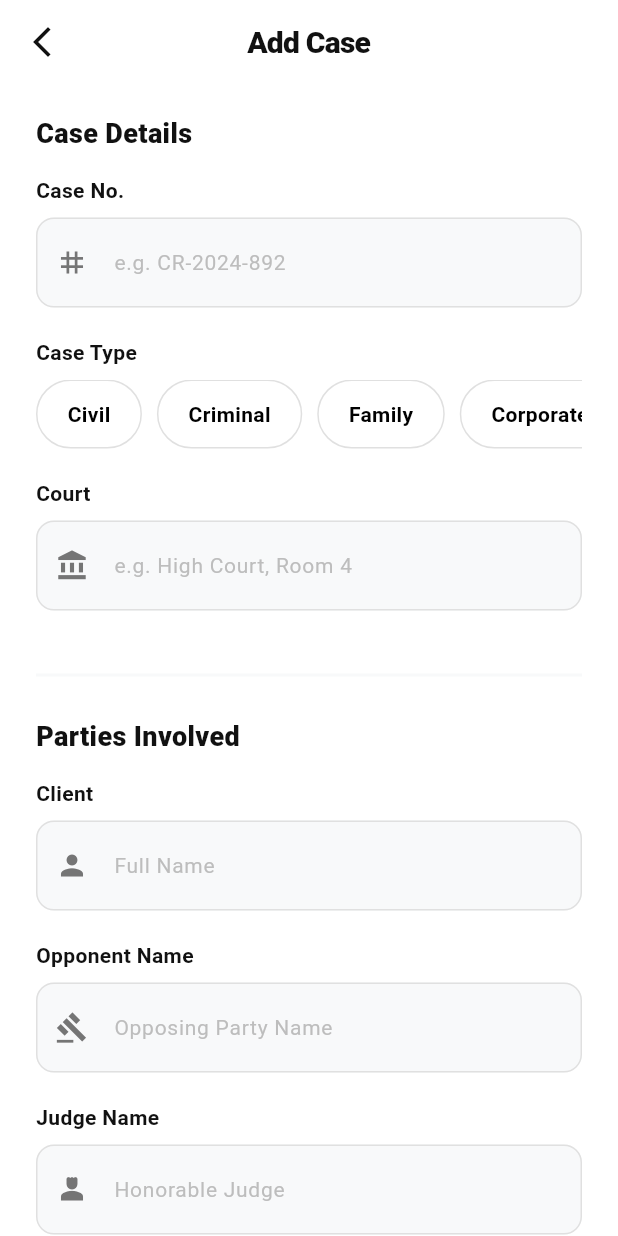
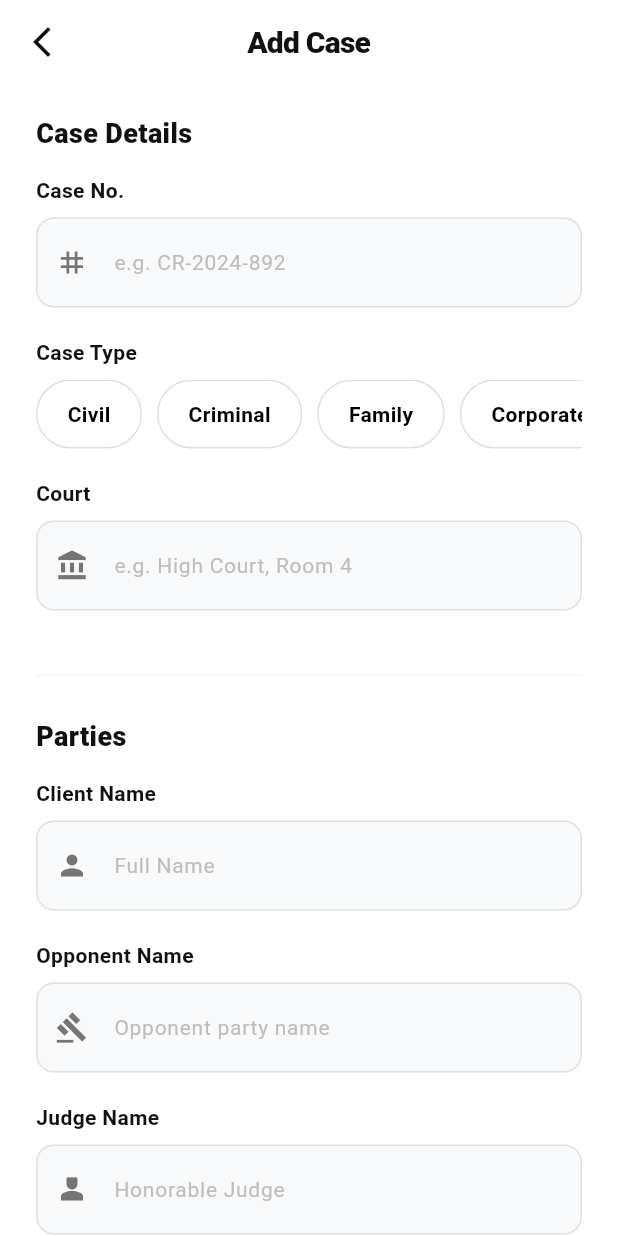
Before and after one commit to sahilmishra03/vakeel-dairy, a Flutter app: the AddCaseScreen screen opened directly, on a phone screen of 412 x 824 dp. Run offline on Flutter 3.47's test engine with Material 3 defaults, Android fonts, the phone set to English and light mode, and no system bars; our stand-ins replace hive, hive_flutter, pdf, printing, shared_preferences; accounts and stored records are empty.

```diff
--- a/lib/main.dart
+++ b/lib/main.dart
@@ -38,6 +38,11 @@ class VakeelDairyApp extends StatelessWidget {
       ],
       child: Consumer2<ThemeProvider, LocaleProvider>(
         builder: (context, themeProvider, localeProvider, child) {
+          // Update theme provider with current locale
+          WidgetsBinding.instance.addPostFrameCallback((_) {
+            themeProvider.updateLocale(localeProvider.locale);
+          });
+
           return MaterialApp(
             title: 'Vakeel Dairy',
             theme: themeProvider.currentTheme,
--- a/lib/providers/theme_provider.dart
+++ b/lib/providers/theme_provider.dart
@@ -4,12 +4,24 @@ import 'package:hive/hive.dart';
 class ThemeProvider extends ChangeNotifier {
   static const String _themeKey = 'theme_mode';
   bool _isDarkMode = false;
+  Locale _currentLocale = const Locale('en');
 
   bool get isDarkMode => _isDarkMode;
+  Locale get currentLocale => _currentLocale;
 
   ThemeProvider() {
     _loadThemeFromStorage();
   }
+
+  void updateLocale(Locale locale) {
+    _currentLocale = locale;
+    notifyListeners();
+  }
+
+  bool get isHindiLocale => _currentLocale.languageCode == 'hi';
+
+  double get _hindiFontScale => isHindiLocale ? 1.2 : 1.0;
+  double get _hindiGreyFontScale => isHindiLocale ? 1.4 : 1.0;
 
   ThemeData get currentTheme {
     return _isDarkMode ? _darkTheme : _lightTheme;
@@ -33,11 +45,36 @@ class ThemeProvider extends ChangeNotifier {
           foregroundColor: Colors.white,
         ),
       ),
-      textTheme: const TextTheme(
-        bodyLarge: TextStyle(color: Colors.black),
-        bodyMedium: TextStyle(color: Colors.black),
-        displayLarge: TextStyle(color: Colors.black),
-        displayMedium: TextStyle(color: Colors.black),
+      textTheme: TextTheme(
+        bodyLarge: TextStyle(
+          color: Colors.black,
+          fontSize: 16 * _hindiFontScale,
+        ),
+        bodyMedium: TextStyle(
+          color: Colors.black,
+          fontSize: 14 * _hindiFontScale,
+        ),
+        bodySmall: TextStyle(
+          color: Colors.grey,
+          fontSize: 12 * _hindiGreyFontScale,
+        ),
+        displayLarge: TextStyle(
+          color: Colors.black,
+          fontSize: 32 * _hindiFontScale,
+        ),
+        displayMedium: TextStyle(
+          color: Colors.black,
+          fontSize: 28 * _hindiFontScale,
+        ),
+        titleMedium: TextStyle(
+          color: Colors.grey,
+          fontSize: 14 * _hindiGreyFontScale,
+          fontWeight: FontWeight.w500,
+        ),
+        labelSmall: TextStyle(
+          color: Colors.grey,
+          fontSize: 11 * _hindiGreyFontScale,
+        ),
       ),
     );
   }
@@ -60,11 +97,36 @@ class ThemeProvider extends ChangeNotifier {
           foregroundColor: Colors.white,
         ),
       ),
-      textTheme: const TextTheme(
-        bodyLarge: TextStyle(color: Colors.white),
-        bodyMedium: TextStyle(color: Colors.white),
-        displayLarge: TextStyle(color: Colors.white),
-        displayMedium: TextStyle(color: Colors.white),
+      textTheme: TextTheme(
+        bodyLarge: TextStyle(
+          color: Colors.white,
+          fontSize: 16 * _hindiFontScale,
+        ),
+        bodyMedium: TextStyle(
+          color: Colors.white,
+          fontSize: 14 * _hindiFontScale,
+        ),
+        bodySmall: TextStyle(
+          color: Colors.grey[400],
+          fontSize: 12 * _hindiGreyFontScale,
+        ),
+        displayLarge: TextStyle(
+          color: Colors.white,
+          fontSize: 32 * _hindiFontScale,
+        ),
+        displayMedium: TextStyle(
+          color: Colors.white,
+          fontSize: 28 * _hindiFontScale,
+        ),
+        titleMedium: TextStyle(
+          color: Colors.grey[400],
+          fontSize: 14 * _hindiGreyFontScale,
+          fontWeight: FontWeight.w500,
+        ),
+        labelSmall: TextStyle(
+          color: Colors.grey[400],
+          fontSize: 11 * _hindiGreyFontScale,
+        ),
       ),
     );
   }
--- a/lib/screens/add_case_screen.dart
+++ b/lib/screens/add_case_screen.dart
@@ -40,7 +40,6 @@ class _AddCaseScreenState extends State<AddCaseScreen> {
     'Corporate',
     'Appellate',
   ];
-  final List<String> _statusOptions = ['Active', 'Closed'];
 
   // Modern UI Colors
   static const Color kPrimaryBlack = Color(0xFF111111);
@@ -151,30 +150,30 @@ class _AddCaseScreenState extends State<AddCaseScreen> {
                 const SizedBox(height: 20),
 
                 // --- 2. PARTIES ---
-                _buildSectionTitle("Parties Involved"),
+                _buildSectionTitle(l10n.parties),
 
                 _buildModernTextField(
-                  label: l10n.client,
+                  label: l10n.clientName,
                   controller: _clientNameController,
-                  hint: "Full Name",
+                  hint: l10n.fullName,
                   icon: Icons.person,
                 ),
 
                 const SizedBox(height: 20),
 
                 _buildModernTextField(
-                  label: "Opponent Name",
+                  label: l10n.opponentName,
                   controller: _opponentNameController,
-                  hint: "Opposing Party Name",
+                  hint: l10n.opponentPartyName,
                   icon: Icons.gavel, // Different icon to distinguish
                 ),
 
                 const SizedBox(height: 20),
 
                 _buildModernTextField(
-                  label: "Judge Name",
+                  label: l10n.judgeName,
                   controller: _judgeNameController,
-                  hint: "Honorable Judge",
+                  hint: l10n.honorableJudge,
                   icon: Icons.person_4,
                 ),
 
@@ -183,13 +182,13 @@ class _AddCaseScreenState extends State<AddCaseScreen> {
                 const SizedBox(height: 20),
 
                 // --- 3. TIMELINE ---
-                _buildSectionTitle("Timeline"),
+                _buildSectionTitle(l10n.timeline),
 
                 Row(
                   children: [
                     Expanded(
                       child: _buildDateField(
-                        label: "Previous Hearing",
+                        label: l10n.previousHearing,
                         date: _previousHearingDate,
                         onTap: () => _selectDate(context, "previous"),
                         isPast: true,
@@ -211,7 +210,7 @@ class _AddCaseScreenState extends State<AddCaseScreen> {
 
                 // --- 4. STATUS ---
                 Text(
-                  l10n.status.toUpperCase(),
+                  l10n.caseStatus,
                   style: TextStyle(
                     fontSize: 13,
                     fontWeight: FontWeight.bold,
@@ -230,46 +229,11 @@ class _AddCaseScreenState extends State<AddCaseScreen> {
                     border: Border.all(color: kBorderGrey),
                   ),
                   child: Row(
-                    children: _statusOptions.map((status) {
-                      final isSelected = _selectedStatus == status;
-                      return Expanded(
-                        child: GestureDetector(
-                          onTap: () => setState(() => _selectedStatus = status),
-                          child: AnimatedContainer(
-                            duration: const Duration(milliseconds: 200),
-                            padding: const EdgeInsets.symmetric(vertical: 12),
-                            decoration: BoxDecoration(
-                              color: isSelected
-                                  ? kPrimaryBlack
-                                  : Colors.transparent,
-                              borderRadius: BorderRadius.circular(8),
-                              boxShadow: isSelected
-                                  ? [
-                                      BoxShadow(
-                                        color: Colors.black.withValues(
-                                          alpha: 0.1,
-                                        ),
-                                        blurRadius: 4,
-                                        offset: const Offset(0, 2),
-                                      ),
-                                    ]
-                                  : [],
-                            ),
-                            alignment: Alignment.center,
-                            child: Text(
-                              status,
-                              style: TextStyle(
-                                color: isSelected
-                                    ? Colors.white
-                                    : Colors.black54,
-                                fontWeight: FontWeight.bold,
-                                fontSize: 14,
-                              ),
-                            ),
-                          ),
-                        ),
-                      );
-                    }).toList(),
+                    children: [
+                      Expanded(child: _buildStatusButton(l10n.active, l10n)),
+                      const SizedBox(width: 5),
+                      Expanded(child: _buildStatusButton(l10n.closed, l10n)),
+                    ],
                   ),
                 ),
 
@@ -388,12 +352,13 @@ class _AddCaseScreenState extends State<AddCaseScreen> {
   }
 
   Widget _buildCaseTypeSelector() {
+    final l10n = AppLocalizations.of(context)!;
     return Column(
       crossAxisAlignment: CrossAxisAlignment.start,
       children: [
-        const Text(
-          "Case Type",
-          style: TextStyle(
+        Text(
+          l10n.caseType,
+          style: const TextStyle(
             fontSize: 14,
             fontWeight: FontWeight.w600,
             color: kPrimaryBlack,
@@ -405,6 +370,7 @@ class _AddCaseScreenState extends State<AddCaseScreen> {
           child: Row(
             children: _caseTypes.map((type) {
               final isSelected = _selectedCaseType == type;
+              final localizedType = _getLocalizedCaseType(type);
               return GestureDetector(
                 onTap: () => setState(() => _selectedCaseType = type),
                 child: AnimatedContainer(
@@ -431,7 +397,7 @@ class _AddCaseScreenState extends State<AddCaseScreen> {
                         : [],
                   ),
                   child: Text(
-                    type,
+                    localizedType,
                     style: TextStyle(
                       color: isSelected ? Colors.white : Colors.black,
                       fontWeight: FontWeight.w600,
@@ -447,12 +413,70 @@ class _AddCaseScreenState extends State<AddCaseScreen> {
     );
   }
 
+  String _getLocalizedCaseType(String type) {
+    final l10n = AppLocalizations.of(context)!;
+    switch (type.toLowerCase()) {
+      case 'civil':
+        return l10n.civil;
+      case 'criminal':
+        return l10n.criminal;
+      case 'family':
+        return l10n.family;
+      case 'corporate':
+        return l10n.corporate;
+      case 'appellate':
+        return l10n.appellate;
+      default:
+        return type;
+    }
+  }
+
+  Widget _buildStatusButton(String status, AppLocalizations l10n) {
+    // Convert localized status back to English for comparison
+    final englishStatus = status == l10n.active
+        ? 'Active'
+        : status == l10n.closed
+        ? 'Closed'
+        : status;
+    final isSelected = _selectedStatus == englishStatus;
+    return GestureDetector(
+      onTap: () => setState(() => _selectedStatus = englishStatus),
+      child: AnimatedContainer(
+        duration: const Duration(milliseconds: 200),
+        padding: const EdgeInsets.symmetric(vertical: 16),
+        decoration: BoxDecoration(
+          color: isSelected ? kPrimaryBlack : Colors.transparent,
+          borderRadius: BorderRadius.circular(8),
+          boxShadow: isSelected
+              ? [
+                  BoxShadow(
+                    color: Colors.black.withValues(alpha: 0.1),
+                    blurRadius: 4,
+                    offset: const Offset(0, 2),
+                  ),
+                ]
+              : [],
+        ),
+        alignment: Alignment.center,
+        child: Text(
+          status,
+          style: TextStyle(
+            color: isSelected ? Colors.white : Colors.black54,
+            fontWeight: FontWeight.bold,
+            fontSize: 16,
+          ),
+        ),
+      ),
+    );
+  }
+
   Widget _buildDateField({
     required String label,
     required DateTime? date,
     required VoidCallback onTap,
     required bool isPast,
   }) {
+    final l10n = AppLocalizations.of(context)!;
     return Column(
       crossAxisAlignment: CrossAxisAlignment.start,
       children: [
@@ -487,7 +511,7 @@ class _AddCaseScreenState extends State<AddCaseScreen> {
                   child: Text(
                     date != null
                         ? "${date.day}/${date.month}/${date.year}"
-                        : "Select Date",
+                        : l10n.selectDate,
                     style: TextStyle(
                       fontSize: 15,
                       fontWeight: FontWeight.w600,
--- a/pubspec.yaml
+++ b/pubspec.yaml
@@ -36,6 +36,7 @@ flutter:
   # Generate localization files
   generate: true
 
+
 flutter_launcher_icons:
   android: "launcher_icon"
   ios: true
```
Also changed, not shown: lib/l10n/app_en.arb (+1 -1 lines), lib/l10n/app_hi.arb (+1 -1 lines), lib/screens/home_screen.dart (+62 -37 lines), lib/screens/settings_screen.dart (+54 -8 lines), lib/screens/view_all_cases_screen.dart (+69 -32 lines), lib/utils/case_pdf_export_utils.dart (+47 -25 lines), lib/widgets/main_screen.dart (+12 -4 lines), lib/generated/app_localizations.dart, lib/generated/app_localizations_en.dart, lib/generated/app_localizations_hi.dart, lib/providers/locale_provider.dart (line endings or trailing spaces), website/assets/1.jpg (added), website/assets/2.jpg (added), website/assets/3.jpg (added), 2 more files, 3 other files.
